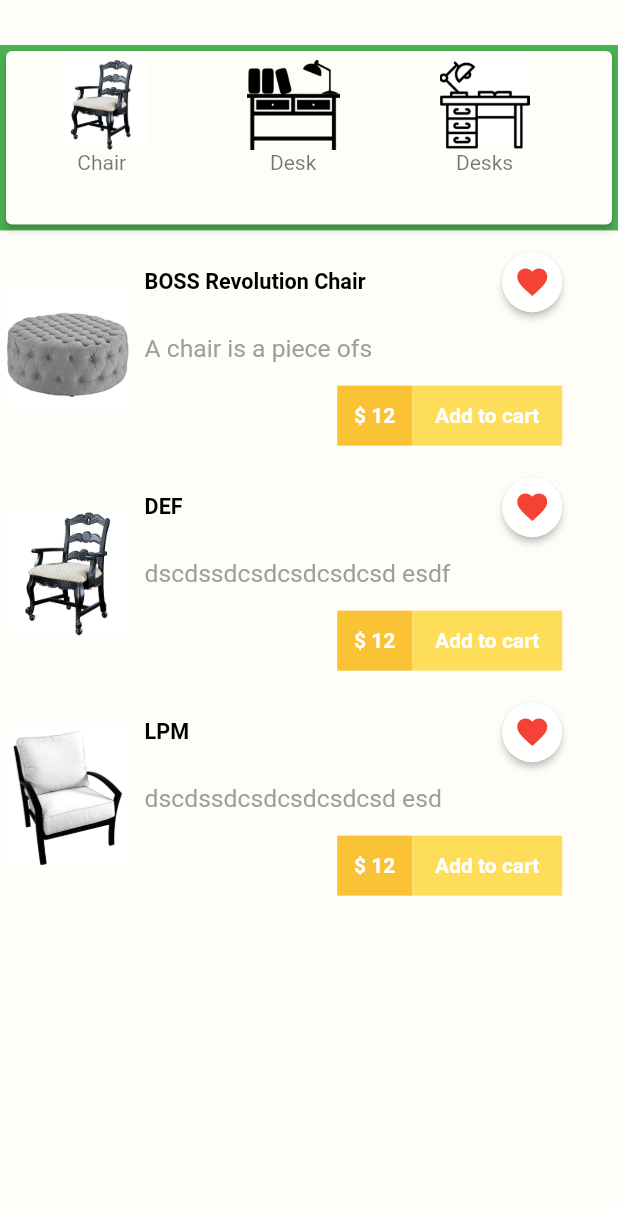
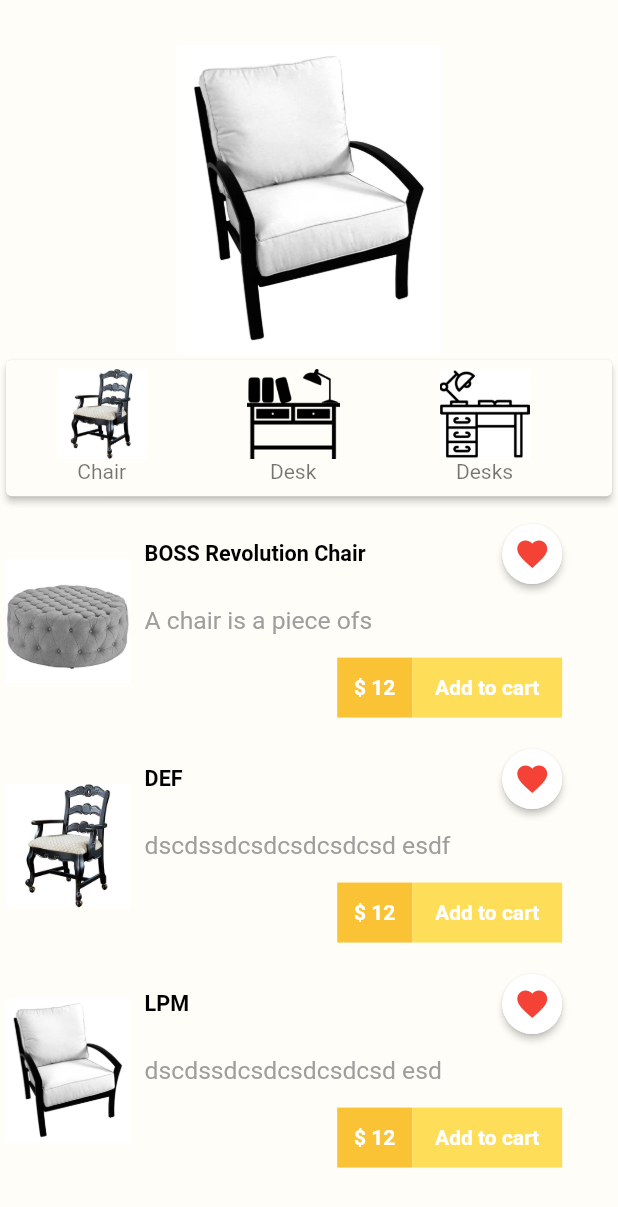
Before and after one commit to shammarafzal/Al-Haram-Furniture, a Flutter app: the HomePage screen opened directly, on a phone screen of 412 x 824 dp. Shown: the top 1207 px of the screen. Run offline on Flutter 3.47's test engine with Material 2 defaults, Android fonts, the phone set to English and light mode, and no system bars; our stand-ins replace device_preview, material_floating_search_bar, pin_code_text_field, shared_preferences; accounts and stored records are empty; Roboto replaces fonts that are missing (Quicksand); project files that could hold a hidden picture were left out.

Commit message:
Design Responsive

```diff
--- a/lib/components/category_list.dart
+++ b/lib/components/category_list.dart
@@ -7,8 +7,8 @@ class HorizontalList extends StatelessWidget {
   Widget build(BuildContext context) {
     return Container(
       width: SizeConfig.screenWidth * 1,
-      height: SizeConfig.screenHeight * 0.15,
-    color: Colors.green,
+      height:
+      MediaQuery.of(context).orientation == Orientation.portrait ? SizeConfig.screenHeight * 0.12 : SizeConfig.screenHeight * 0.23,
       child: Card(
         elevation: 2,
         child: ListView(
--- a/lib/pages/home.dart
+++ b/lib/pages/home.dart
@@ -12,112 +12,31 @@ class _HomePageState extends State<HomePage> {
   @override
   Widget build(BuildContext context) {
     return Scaffold(
-      // drawer: new Drawer(
-      //   child: new ListView(
-      //     children: <Widget>[
-      //       new UserAccountsDrawerHeader(
-      //         accountName: Text('Ammar Afzal'),
-      //         accountEmail: Text('ammarafzal075@gmail.com'),
-      //         currentAccountPicture: GestureDetector(
-      //           child: new CircleAvatar(
-      //             backgroundColor: Colors.grey,
-      //             child: Icon(Icons.person, color: Colors.white),
-      //           ),
-      //         ),
-      //         decoration: new BoxDecoration(color: Colors.red),
-      //       ),
-      //       InkWell(
-      //         onTap: () {},
-      //         child: ListTile(
-      //           title: Text('Home Page'),
-      //           leading: Icon(Icons.home, color: Colors.green),
-      //         ),
-      //       ),
-      //       InkWell(
-      //         onTap: () {},
-      //         child: ListTile(
-      //           title: Text('My Account'),
-      //           leading: Icon(Icons.person, color: Colors.red),
-      //         ),
-      //       ),
-      //       InkWell(
-      //         onTap: () {},
-      //         child: ListTile(
-      //           title: Text('My Orders'),
-      //           leading: Icon(Icons.shopping_basket, color: Colors.blue),
-      //         ),
-      //       ),
-      //       InkWell(
-      //         onTap: () {
-      //          // Navigator.push(context, new MaterialPageRoute(builder: (context)=> new Cart()));
-      //         },
-      //         child: ListTile(
-      //           title: Text('Shopping Cart'),
-      //           leading: Icon(Icons.shopping_cart, color: Colors.green),
-      //         ),
-      //       ),
-      //       InkWell(
-      //         onTap: () {},
-      //         child: ListTile(
-      //           title: Text('Favourites'),
-      //           leading: Icon(Icons.favorite, color: Colors.red),
-      //         ),
-      //       ),
-      //       Divider(),
-      //       InkWell(
-      //         onTap: () {},
-      //         child: ListTile(
-      //           title: Text('Settings'),
-      //           leading: Icon(Icons.settings, color: Colors.blue),
-      //         ),
-      //       ),
-      //       InkWell(
-      //         onTap: () {},
-      //         child: ListTile(
-      //           title: Text('About'),
-      //           leading: Icon(Icons.help, color: Colors.green),
-      //         ),
-      //       ),
-      //     ],
-      //   ),
-      // ),
-      body: new Column(
-        children:[
+      body: Column(
+        children: [
           Padding(
-            padding: EdgeInsets.fromLTRB(0,30,0,0),
+            padding: EdgeInsets.fromLTRB(0, 30, 0, 0),
           ),
-          // Expanded(child: ListView(
-          //   scrollDirection: Axis.horizontal,
-          //   children: [
-          //     Image(image: AssetImage('assets/images/chair.jpg')),
-          //     Image(image: AssetImage('assets/images/box.png'))
-          //   ],
-          // )),
-          // Container(
-          //   width: SizeConfig.screenWidth * 1,
-          //   height: SizeConfig.screenHeight * 0.25,
-          //   // child: new Carousel(
-          //   //   boxFit: BoxFit.contain,
-          //   //   images: [
-          //   //     AssetImage('assets/images/chair.jpg'),
-          //   //     // AssetImage('images/desk2.jpg'),
-          //   //     // AssetImage('images/desk3.jpg'),
-          //   //     // AssetImage('images/desk4.jpg'),
-          //   //     // AssetImage('images/desk5.jpg'),
-          //   //     // AssetImage('images/desk6.jpg'),
-          //   //   ],
-          //   //   autoplay: true,
-          //   //   animationCurve: Curves.fastOutSlowIn,
-          //   //   animationDuration: Duration(milliseconds: 1000),
-          //   //   dotSize: 4.0,
-          //   //   indicatorBgPadding: 2.0,
-          //   //   dotColor: Colors.yellow,
-          //   //   dotBgColor: Colors.transparent,
-          //   // ),
-          // ),
-
+          Container(
+            width: SizeConfig.screenWidth * 1,
+            height: SizeConfig.screenHeight * 0.25,
+            child: ListView(
+              scrollDirection: Axis.horizontal,
+              children: [
+            Image(
+            image: AssetImage('assets/images/chair.jpg'),
+            fit: BoxFit.contain,
+            width:  SizeConfig.screenWidth * 1,
+            ),
+            Image(image: AssetImage('assets/images/box.png'),
+              fit: BoxFit.contain,
+              width:  SizeConfig.screenWidth * 1,
+            )
+              ],
+            ),
+          ),
            HorizontalList(),
-          Flexible(child: ProductListView()),
+          Expanded(child: ProductListView()),
         ],
       ),
     );
```
Also changed, not shown: 1 other file.
